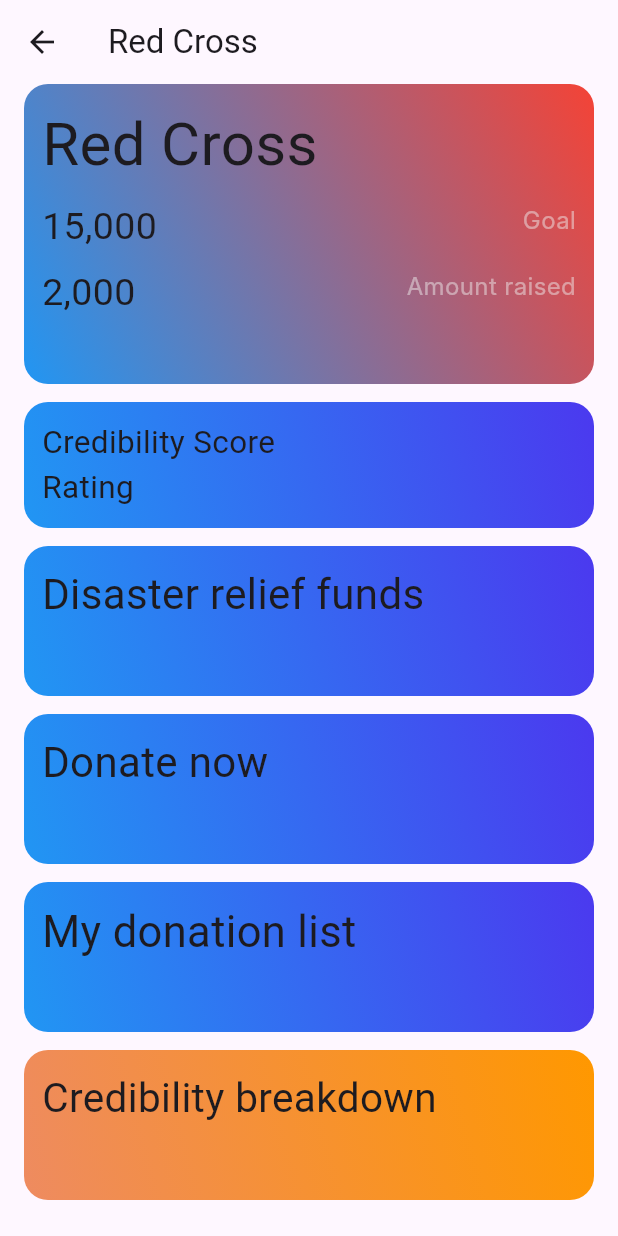
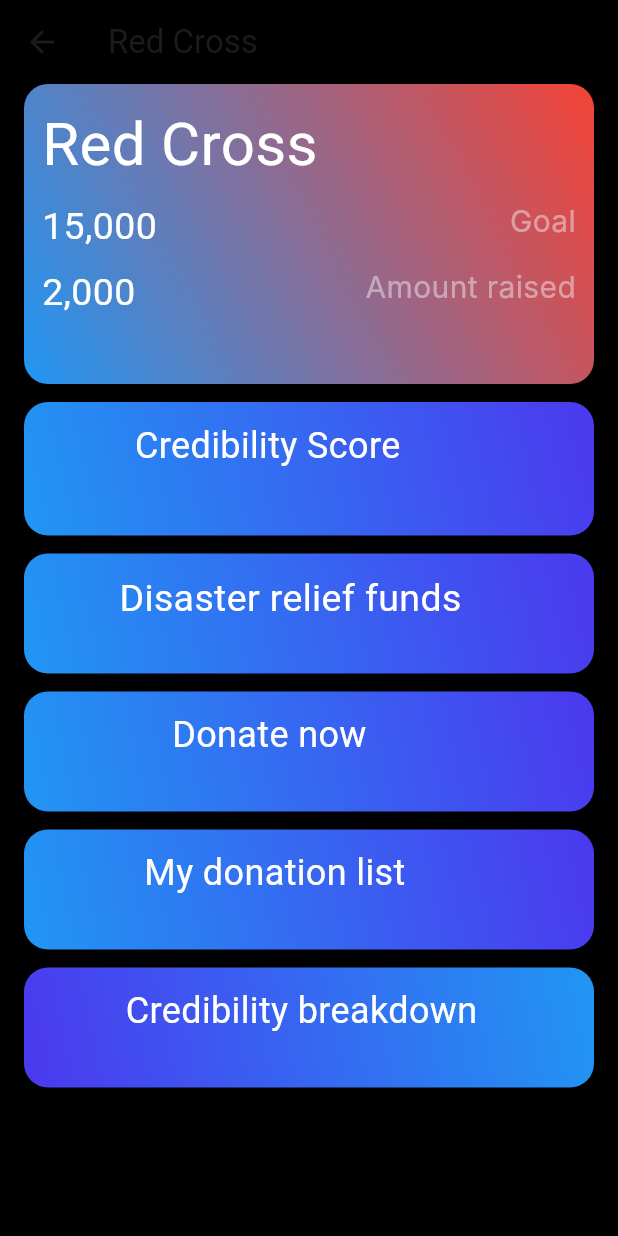
Before and after one commit to shanebarakat/holofund, a Flutter app: the RedCrossPage screen opened by its route, on a phone screen of 412 x 824 dp. Run offline on Flutter 3.47's test engine with Material 3 defaults, Android fonts, the phone set to English and light mode, and no system bars; Roboto replaces fonts that are missing (Inter, Sora).

Commit message:
Update red_cross_page.dart

```diff
--- a/test_1/lib/red_cross_page.dart
+++ b/test_1/lib/red_cross_page.dart
@@ -1,5 +1,6 @@
 import 'package:flutter/material.dart';
 import 'complete_donation_page.dart';
+
 
 class RedCrossPage extends StatelessWidget {
   static const routeName = '/redcross';
@@ -9,8 +10,13 @@ class RedCrossPage extends StatelessWidget {
     return Scaffold(
       appBar: AppBar(
         title: Text('Red Cross'),
+        backgroundColor: Colors.black
+
       ),
-      body: Column(
+      backgroundColor: Colors.black, // Set the background color to black
+
+      body:
+      Column(
         mainAxisSize: MainAxisSize.max,
         children: [
           Flexible(
@@ -43,374 +49,10 @@ class RedCrossPage extends StatelessWidget {
                       children: [
                         Text(
                           'Red Cross',
-
-
-
-
-
-
-
-
-
-
-
-
-
-
-
-
-
-
-
-
-
-
-
-
-
-
-
-
-
-
-
-
-
-
-
-
-
-
-
-
-
-
-
-
-
-
-
-
-
-
-
-
-
-
-
-
-
-
-
-
-
-
-
-
-
-
-
-
-
-
-
-
-
-
-
-
-
-
-
-
-
-
-
-
-
-
-
-
-
-
-
-
-
-
-
-
-
-
-
-
-
-
-
-
-
-
-
-
-
-
-
-
-
-
-
-
-
-
-
-
-
-
-
-
-
-
-
-
-
-
-
-
-
-
-
-
-
-
-
-
-
-
-
-
-
-
-
-
-
-
-
-
-
-
-
-
-
-
-
-
-
-
-
-
-
-
-
-
-
-
-
-
-
-
-
-
-
-
-
-
-
-
-
-
-
-
-
-
-
-
-
-
-
-
-
-
-
-
-
-
-
-
-
-
-
-
-
-
-
-
-
-
-
-
-
-
-
-
-
-
-
-
-
-
-
-
-
-
-
-
-
-
-
-
-
-
-
-
-
-
-
-
-
-
-
-
-
-
-
-
-
-
-
-
-
-
-
-
-
-
-
-
-
-
-
-
-
-
-
-
-
-
-
-
-
-
-
-
-
-
-
-
-
-
-
-
-
-
-
-
-
-
-
-
-
-
-
-
-
-
-
-
-
-
-
-
-
-
-
-
-
-
-
-
-
-
-
-
-
-
-
-
-
-
-
-
-
-
-
-
-
-
-
-
-
-
-
-
-
-
-
-
-
-
-
-
-
-
-
-
-
-
-
-
-
-
-
-
-
-
-
-
-
-
-
                           style: TextStyle(
                             fontFamily: 'Sora',
                             fontSize: 40,
+                            color: Colors.white
                           ),
                         ),
                         Row(
@@ -425,6 +67,7 @@ class RedCrossPage extends StatelessWidget {
                                 style: TextStyle(
                                   fontFamily: 'Sora',
                                   fontSize: 25,
+                                  color: Colors.white
                                 ),
                               ),
                             ),
@@ -433,7 +76,8 @@ class RedCrossPage extends StatelessWidget {
                               style: TextStyle(
                                 fontFamily: 'Inter',
                                 color: Color(0x7DEEEEEE),
-                                fontSize: 16,
+                                fontSize: 20,
+
                               ),
                             ),
                           ],
@@ -450,6 +94,7 @@ class RedCrossPage extends StatelessWidget {
                                 style: TextStyle(
                                   fontFamily: 'Sora',
                                   fontSize: 25,
+                                  color: Colors.white
                                 ),
                               ),
                             ),
@@ -458,7 +103,7 @@ class RedCrossPage extends StatelessWidget {
                               style: TextStyle(
                                 fontFamily: 'Inter',
                                 color: Color(0x7DEEEEEE),
-                                fontSize: 16,
+                                fontSize: 20,
                               ),
                             ),
                           ],
@@ -499,17 +144,18 @@ class RedCrossPage extends StatelessWidget {
                     crossAxisAlignment: CrossAxisAlignment.start,
                     children: [
                       Text(
-                        'Credibility Score',
+                        '          Credibility Score',
                         style: TextStyle(
                           fontFamily: 'Sora',
-                          fontSize: 21,
+                          fontSize: 24,
+                          color: Colors.white
                         ),
                       ),
                       Text(
-                        'Rating',
+                        '',
                         style: TextStyle(
                           fontFamily: 'Sora',
-                          fontSize: 21,
+                          fontSize: 22,
                         ),
                       ),
                     ],
@@ -522,7 +168,7 @@ class RedCrossPage extends StatelessWidget {
             padding: EdgeInsetsDirectional.fromSTEB(16, 0, 16, 12),
             child: Container(
               width: double.infinity,
-              height: 100,
+              height: 80,
               decoration: BoxDecoration(
                 gradient: LinearGradient(
                   colors: [Color(0xFF4B39EF), Colors.blue],
@@ -539,10 +185,11 @@ class RedCrossPage extends StatelessWidget {
                   crossAxisAlignment: CrossAxisAlignment.start,
                   children: [
                     Text(
-                      'Disaster relief funds',
+                      '        Disaster relief funds',
                       style: TextStyle(
                         fontFamily: 'Sora',
-                        fontSize: 28,
+                        fontSize: 25,
+                        color: Colors.white
                       ),
                     ),
                   ],
@@ -555,7 +202,7 @@ class RedCrossPage extends StatelessWidget {
             child: Container(
 
               width: double.infinity,
-              height: 100,
+              height: 80,
               decoration: BoxDecoration(
                 gradient: LinearGradient(
                   colors: [Color(0xFF4B39EF), Colors.blue],
@@ -580,10 +227,11 @@ class RedCrossPage extends StatelessWidget {
                     crossAxisAlignment: CrossAxisAlignment.start,
                     children: [
                       Text(
-                        'Donate now',
+                        '              Donate now',
                         style: TextStyle(
                           fontFamily: 'Sora',
-                          fontSize: 28,
+                          fontSize: 24,
+                          color: Colors.white
                         ),
                       ),
                     ],
@@ -596,7 +244,7 @@ class RedCrossPage extends StatelessWidget {
             padding: EdgeInsetsDirectional.fromSTEB(16, 0, 16, 12),
             child: Container(
               width: double.infinity,
-              height: 100,
+              height: 80,
               decoration: BoxDecoration(
                 gradient: LinearGradient(
                   colors: [Color(0xFF4B39EF), Colors.blue],
@@ -613,10 +261,11 @@ class RedCrossPage extends StatelessWidget {
                   crossAxisAlignment: CrossAxisAlignment.start,
                   children: [
                     Text(
-                      'My donation list',
+                      '           My donation list',
                       style: TextStyle(
                         fontFamily: 'Sora',
-                        fontSize: 29,
+                        fontSize: 24,
+                        color: Colors.white
                       ),
                     ),
                   ],
@@ -636,12 +285,12 @@ class RedCrossPage extends StatelessWidget {
               },
               child: Container(
                 width: double.infinity,
-                height: 100,
+                height: 80,
                 decoration: BoxDecoration(
                   gradient: LinearGradient(
                     colors: [
-                      Colors.orange, // Replace with FlutterFlowTheme tertiary
-                      Color(0xFFEE8B60)
+                      Colors.blue, // Replace with FlutterFlowTheme tertiary
+                      Color(0xFF4B39EF)
                     ],
                     stops: [0, 1],
                     begin: AlignmentDirectional(1, -1),
@@ -656,10 +305,11 @@ class RedCrossPage extends StatelessWidget {
                     crossAxisAlignment: CrossAxisAlignment.start,
                     children: [
                       Text(
-                        'Credibility breakdown',
+                        '         Credibility breakdown',
                         style: TextStyle(
                           fontFamily: 'Sora',
-                          fontSize: 27,
+                          fontSize: 24,
+                          color: Colors.white
                         ),
                       ),
                     ],
```
